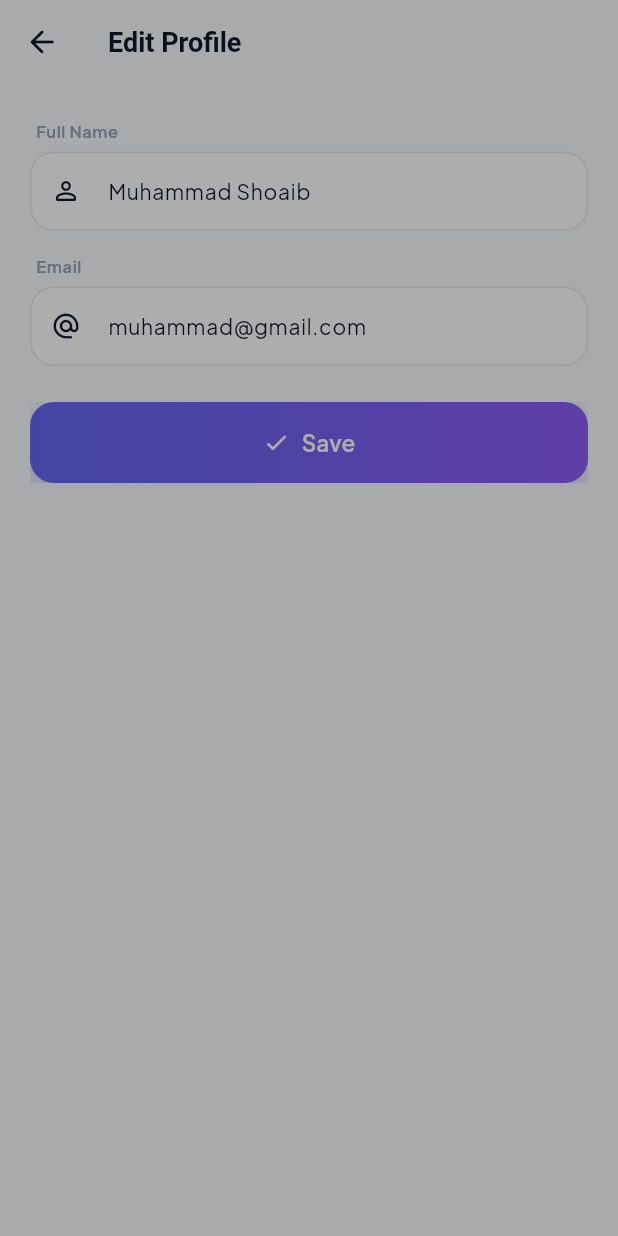
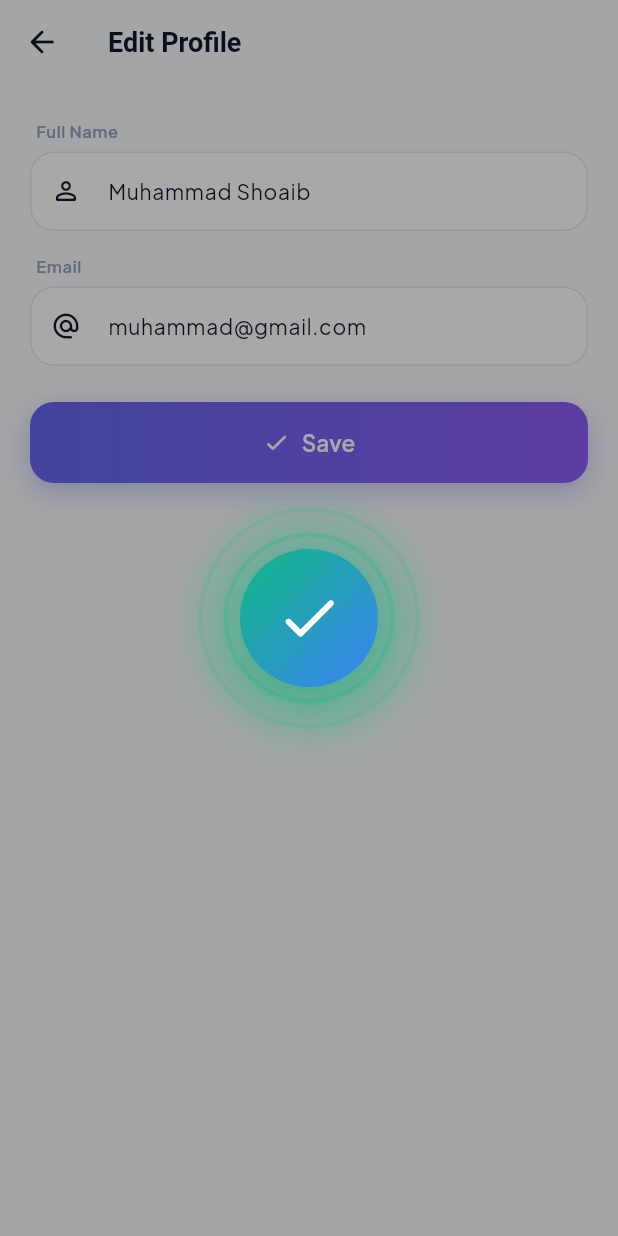
Before and after one commit to shabii804/Spend-Smart, a Flutter app: the EditProfileScreen screen opened directly, after a tap on "Save", on a phone screen of 412 x 824 dp. Run offline on Flutter 3.47's test engine with Material 3 defaults, Android fonts, the phone set to English and light mode, and no system bars; our stand-ins replace fl_chart, google_fonts, shared_preferences; accounts and stored records are empty.

Commit message:
enhance: improve add expense animation
- SuccessOverlay: bigger checkmark, glow halo, 3 expanding rings
- iOS-style haptic pattern: light→medium→heavy
- PrimaryButton: scale-on-press + smooth loading fade
- AnimatedMoney on dashboard hero
- StaggeredEntrance on transactions list

```diff
--- a/lib/core/widgets/primary_button.dart
+++ b/lib/core/widgets/primary_button.dart
@@ -6,6 +6,7 @@ import '../theme/text_styles.dart';
 import '../constants/app_constants.dart';
 
 /// Primary CTA button. Indigo→blue gradient fill, white label, 16px radius.
+/// Premium press animation: scale-down + spring back, smooth loading fade.
 class PrimaryButton extends StatefulWidget {
   final String label;
   final VoidCallback? onPressed;
@@ -28,72 +29,87 @@ class PrimaryButton extends StatefulWidget {
 
 class _PrimaryButtonState extends State<PrimaryButton>
     with SingleTickerProviderStateMixin {
-  late final AnimationController _c = AnimationController(
+  late final AnimationController _press = AnimationController(
     vsync: this,
-    duration: const Duration(milliseconds: 120),
+    duration: const Duration(milliseconds: 90),
+    lowerBound: 0.0,
+    upperBound: 1.0,
   );
+
+  void _onTapDown() {
+    if (widget.onPressed != null && !widget.loading) {
+      _press.forward();
+    }
+  }
+
+  void _onTapUp() {
+    _press.reverse();
+  }
 
   @override
   void dispose() {
-    _c.dispose();
+    _press.dispose();
     super.dispose();
   }
 
   @override
   Widget build(BuildContext context) {
     final enabled = widget.onPressed != null && !widget.loading;
-    return AnimatedBuilder(
-      animation: _c,
-      builder: (context, child) {
-        final scale = 1.0 - (_c.value * 0.03);
-        return Transform.scale(scale: scale, child: child);
-      },
-      child: Material(
-        color: Colors.transparent,
-        child: InkWell(
-          borderRadius: BorderRadius.circular(AppConstants.radiusButton),
+    return GestureDetector(
+      behavior: HitTestBehavior.opaque,
+      onTapDown: (_) => _onTapDown(),
+      onTapUp: (_) => _onTapUp(),
+      onTapCancel: () => _onTapUp(),
       onTap: enabled
           ? () {
               HapticFeedback.lightImpact();
               widget.onPressed!();
             }
           : null,
-          child: Ink(
+      child: AnimatedBuilder(
+        animation: _press,
+        builder: (context, child) {
+          // Scale down to 0.96 when pressed, spring back to 1.0
+          final scale = 1.0 - (_press.value * 0.04);
+          return Transform.scale(
+            scale: scale,
+            child: child,
+          );
+        },
+        child: AnimatedContainer(
+          duration: const Duration(milliseconds: 220),
+          curve: Curves.easeOutCubic,
+          constraints: const BoxConstraints(minHeight: 52),
+          width: widget.expand ? double.infinity : null,
           decoration: BoxDecoration(
             gradient: enabled
                 ? AppGradients.primaryButton
                 : LinearGradient(
                     colors: [
                       AppColors.primaryIndigo.withOpacity(0.4),
-                        AppColors.blue.withOpacity(0.4),
+                      AppColors.primaryPurple.withOpacity(0.4),
                     ],
                   ),
             borderRadius: BorderRadius.circular(AppConstants.radiusButton),
             boxShadow: enabled
                 ? [
                     BoxShadow(
-                        color: AppColors.primaryIndigo.withOpacity(0.3),
+                      color: AppColors.primaryIndigo.withOpacity(0.32),
                       blurRadius: 16,
                       offset: const Offset(0, 6),
                     ),
                   ]
                 : null,
           ),
-            child: Container(
+          padding: const EdgeInsets.symmetric(horizontal: 20, vertical: 16),
+          child: Stack(
             alignment: Alignment.center,
-              padding: const EdgeInsets.symmetric(horizontal: 20, vertical: 16),
-              constraints: const BoxConstraints(minHeight: 52),
-              width: widget.expand ? double.infinity : null,
-              child: widget.loading
-                  ? const SizedBox(
-                      width: 20,
-                      height: 20,
-                      child: CircularProgressIndicator(
-                        color: Colors.white,
-                        strokeWidth: 2.2,
-                      ),
-                    )
-                  : Row(
+            children: [
+              // Label fades out when loading
+              AnimatedOpacity(
+                opacity: widget.loading ? 0.0 : 1.0,
+                duration: const Duration(milliseconds: 180),
+                child: Row(
                   mainAxisSize: widget.expand ? MainAxisSize.max : MainAxisSize.min,
                   mainAxisAlignment: MainAxisAlignment.center,
                   children: [
@@ -113,6 +129,20 @@ class _PrimaryButtonState extends State<PrimaryButton>
                   ],
                 ),
               ),
+              // Spinner fades in when loading (overlays the label)
+              AnimatedOpacity(
+                opacity: widget.loading ? 1.0 : 0.0,
+                duration: const Duration(milliseconds: 180),
+                child: const SizedBox(
+                  width: 22,
+                  height: 22,
+                  child: CircularProgressIndicator(
+                    color: Colors.white,
+                    strokeWidth: 2.4,
+                  ),
+                ),
+              ),
+            ],
           ),
         ),
       ),
--- a/lib/core/widgets/success_overlay.dart
+++ b/lib/core/widgets/success_overlay.dart
@@ -2,7 +2,10 @@ import 'package:flutter/material.dart';
 import 'package:flutter/services.dart';
 import '../theme/app_colors.dart';
 
-/// Premium success overlay with an animated checkmark + haptic feedback.
+/// Premium success overlay with an animated checkmark, glow halo,
+/// and multiple expanding rings. Plays an iOS-style haptic pattern
+/// (light → medium → heavy in quick succession).
+///
 /// Usage:
 ///   await SuccessOverlay.show(context, label: 'Expense Added');
 /// Then call Navigator.maybePop() after the await completes.
@@ -11,12 +14,18 @@ class SuccessOverlay {
     BuildContext context, {
     String label = 'Success',
     IconData icon = Icons.check_rounded,
-  }) {
-    HapticFeedback.mediumImpact();
+  }) async {
+    // iOS-style success haptic pattern: light → medium → heavy
+    await HapticFeedback.lightImpact();
+    await Future.delayed(const Duration(milliseconds: 80));
+    await HapticFeedback.mediumImpact();
+    await Future.delayed(const Duration(milliseconds: 120));
+    await HapticFeedback.heavyImpact();
+    if (!context.mounted) return;
     return showDialog<void>(
       context: context,
       barrierDismissible: false,
-      barrierColor: Colors.black.withOpacity(0.32),
+      barrierColor: Colors.black.withOpacity(0.34),
       builder: (_) => _SuccessDialog(label: label, icon: icon),
     );
   }
@@ -34,27 +43,47 @@ class _SuccessDialog extends StatefulWidget {
 class _SuccessDialogState extends State<_SuccessDialog>
     with TickerProviderStateMixin {
   late final AnimationController _scale;
-  late final AnimationController _ring;
+  late final AnimationController _ring1;
+  late final AnimationController _ring2;
+  late final AnimationController _ring3;
   late final AnimationController _fade;
+  late final AnimationController _checkDraw;
 
   @override
   void initState() {
     super.initState();
     _scale = AnimationController(
       vsync: this,
-      duration: const Duration(milliseconds: 360),
+      duration: const Duration(milliseconds: 420),
     );
-    _ring = AnimationController(
+    _ring1 = AnimationController(
       vsync: this,
-      duration: const Duration(milliseconds: 700),
+      duration: const Duration(milliseconds: 900),
+    );
+    _ring2 = AnimationController(
+      vsync: this,
+      duration: const Duration(milliseconds: 1000),
+    );
+    _ring3 = AnimationController(
+      vsync: this,
+      duration: const Duration(milliseconds: 1100),
     );
     _fade = AnimationController(
       vsync: this,
       duration: const Duration(milliseconds: 280),
+      value: 1.0,
     );
+    _checkDraw = AnimationController(
+      vsync: this,
+      duration: const Duration(milliseconds: 380),
+    );
+
     _scale.forward();
-    Future.delayed(const Duration(milliseconds: 80), () => _ring.forward());
-    Future.delayed(const Duration(milliseconds: 700), () {
+    Future.delayed(const Duration(milliseconds: 60), () => _ring1.forward());
+    Future.delayed(const Duration(milliseconds: 180), () => _ring2.forward());
+    Future.delayed(const Duration(milliseconds: 320), () => _ring3.forward());
+    Future.delayed(const Duration(milliseconds: 280), () => _checkDraw.forward());
+    Future.delayed(const Duration(milliseconds: 900), () {
       _fade.reverse();
       if (mounted) {
         Future.delayed(const Duration(milliseconds: 280), () {
@@ -67,8 +96,11 @@ class _SuccessDialogState extends State<_SuccessDialog>
   @override
   void dispose() {
     _scale.dispose();
-    _ring.dispose();
+    _ring1.dispose();
+    _ring2.dispose();
+    _ring3.dispose();
     _fade.dispose();
+    _checkDraw.dispose();
     super.dispose();
   }
 
@@ -82,67 +114,63 @@ class _SuccessDialogState extends State<_SuccessDialog>
             parent: _scale,
             curve: Curves.elasticOut,
           ),
-          child: Container(
-            width: 132,
-            height: 132,
-            decoration: BoxDecoration(
-              color: AppColorsOf.card(context),
-              shape: BoxShape.circle,
-              boxShadow: [
-                BoxShadow(
-                  color: AppColors.mint.withOpacity(0.4),
-                  blurRadius: 40,
-                  offset: const Offset(0, 16),
-                  spreadRadius: 4,
-                ),
-              ],
-            ),
+          child: SizedBox(
+            width: 180,
+            height: 180,
             child: Stack(
               alignment: Alignment.center,
               children: [
-                // Expanding ring
-                AnimatedBuilder(
-                  animation: _ring,
-                  builder: (context, _) {
-                    final t = _ring.value;
-                    return Opacity(
-                      opacity: (1 - t).clamp(0.0, 1.0),
-                      child: Container(
-                        width: 80 + (t * 80),
-                        height: 80 + (t * 80),
-                        decoration: BoxDecoration(
-                          shape: BoxShape.circle,
-                          border: Border.all(
-                            color: AppColors.mint.withOpacity(0.6 * (1 - t)),
-                            width: 3,
-                          ),
-                        ),
-                      ),
-                    );
-                  },
+                // Outer glow halo (always visible)
+                Container(
+                  width: 180,
+                  height: 180,
+                  decoration: BoxDecoration(
+                    shape: BoxShape.circle,
+                    gradient: RadialGradient(
+                      colors: [
+                        AppColors.mint.withOpacity(0.32),
+                        AppColors.mint.withOpacity(0.0),
+                      ],
+                      stops: const [0.4, 1.0],
+                    ),
+                  ),
                 ),
-                // Check gradient circle
+                // Ring 1 — outermost expanding ring
+                _ExpandingRing(animation: _ring1, maxRadius: 70, color: AppColors.mint),
+                // Ring 2 — middle ring (delayed)
+                _ExpandingRing(animation: _ring2, maxRadius: 55, color: AppColors.mint),
+                // Ring 3 — innermost (latest)
+                _ExpandingRing(animation: _ring3, maxRadius: 40, color: AppColors.mint),
+                // Inner gradient circle with the checkmark
                 Container(
-                  width: 76,
-                  height: 76,
-                  decoration: const BoxDecoration(
-                    gradient: LinearGradient(
+                  width: 92,
+                  height: 92,
+                  decoration: BoxDecoration(
+                    gradient: const LinearGradient(
                       begin: Alignment.topLeft,
                       end: Alignment.bottomRight,
                       colors: [AppColors.mint, AppColors.blue],
                     ),
                     shape: BoxShape.circle,
+                    boxShadow: [
+                      BoxShadow(
+                        color: AppColors.mint.withOpacity(0.5),
+                        blurRadius: 32,
+                        offset: const Offset(0, 12),
+                        spreadRadius: 4,
+                      ),
+                    ],
                   ),
                   alignment: Alignment.center,
                   child: ScaleTransition(
                     scale: CurvedAnimation(
-                      parent: _scale,
-                      curve: const Interval(0.4, 1.0, curve: Curves.easeOutBack),
+                      parent: _checkDraw,
+                      curve: Curves.elasticOut,
                     ),
                     child: Icon(
                       widget.icon,
                       color: Colors.white,
-                      size: 36,
+                      size: 46,
                     ),
                   ),
                 ),
@@ -154,3 +182,38 @@ class _SuccessDialogState extends State<_SuccessDialog>
     );
   }
 }
+
+class _ExpandingRing extends StatelessWidget {
+  final Animation<double> animation;
+  final double maxRadius;
+  final Color color;
+  const _ExpandingRing({
+    required this.animation,
+    required this.maxRadius,
+    required this.color,
+  });
+
+  @override
+  Widget build(BuildContext context) {
+    return AnimatedBuilder(
+      animation: animation,
+      builder: (context, _) {
+        final t = animation.value;
+        return Opacity(
+          opacity: (1 - t).clamp(0.0, 1.0),
+          child: Container(
+            width: 70 + (t * maxRadius * 2),
+            height: 70 + (t * maxRadius * 2),
+            decoration: BoxDecoration(
+              shape: BoxShape.circle,
+              border: Border.all(
+                color: color.withOpacity(0.7 * (1 - t)),
+                width: 3,
+              ),
+            ),
+          ),
+        );
+      },
+    );
+  }
+}
```
Also changed, not shown: pubspec.lock. Lines whose indentation alone changed are shown as unchanged.
